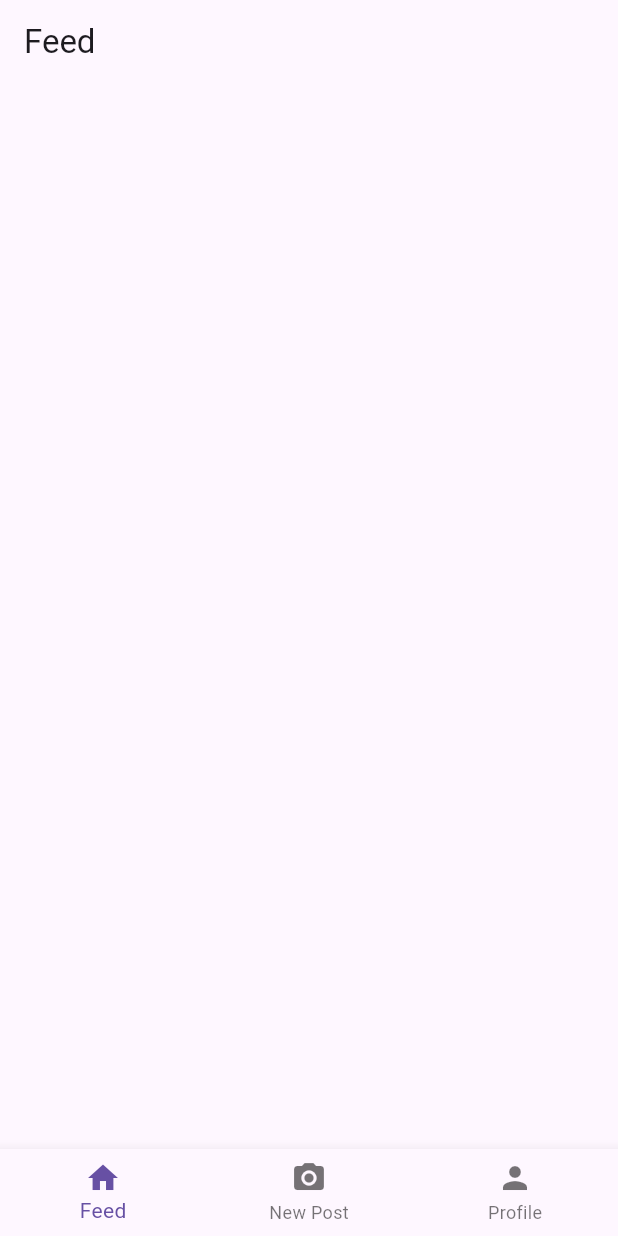
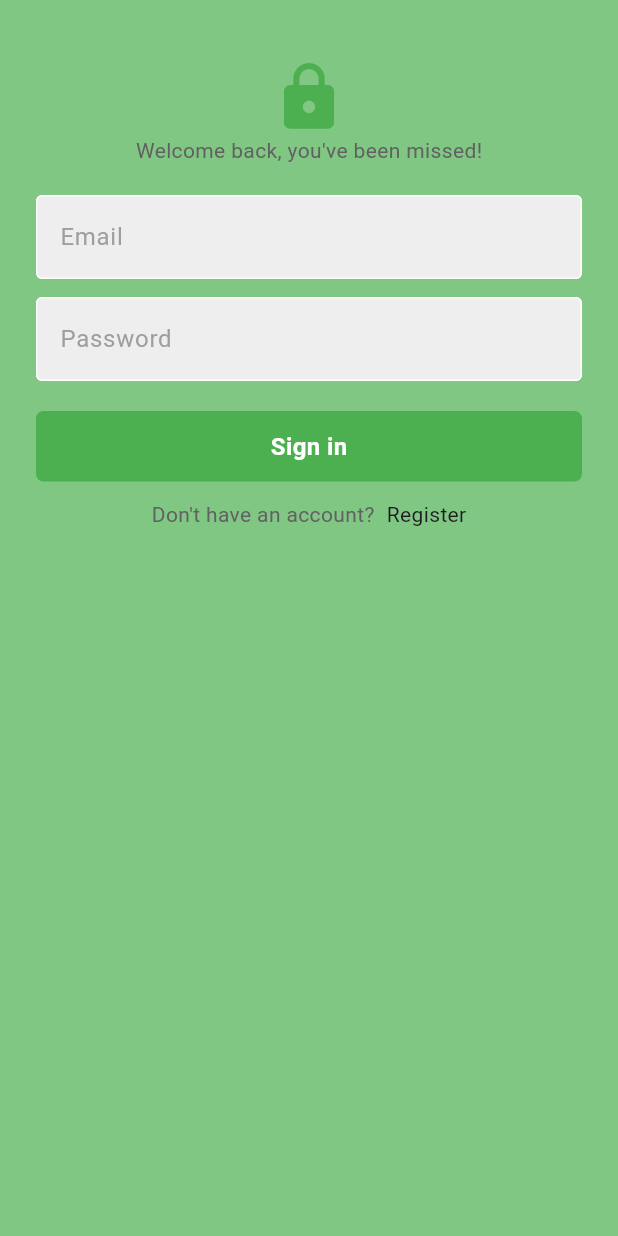
Before and after one commit to lgerhardt45/birds_and_friends, a Flutter app: the screen it shows after launch, on a phone screen of 412 x 824 dp. Run offline on Flutter 3.47's test engine with Material 3 defaults, Android fonts, the light colour scheme and no system bars; our stand-ins replace cloud_firestore, firebase_core, firebase_storage, logger; accounts and stored records are empty.

Commit message:
Create Login page

```diff
--- a/lib/main.dart
+++ b/lib/main.dart
@@ -1,3 +1,4 @@
+import 'package:birds_and_friends/screens/login_page.dart';
 import 'package:flutter/material.dart';
 import 'screens/feed_page.dart';
 import 'screens/new_post_page.dart';
@@ -66,11 +67,12 @@ class BirdsAndFriendsApp extends StatelessWidget {
         visualDensity: VisualDensity
             .adaptivePlatformDensity, // Adapts UI density to the platform
       ),
-      home: BirdsAndFriendsHome(
-        posts: posts,
-        birds: birds,
-        users: users,
-      ), // Sets the default home screen of the app
+      home: LoginPage(),
+      // home: BirdsAndFriendsHome(
+      //   posts: posts,
+      //   birds: birds,
+      //   users: users,
+      // ), // Sets the default home screen of the app
     );
   }
 }
--- /dev/null
+++ b/lib/screens/login_page.dart
@@ -0,0 +1,86 @@
+import 'package:birds_and_friends/widgets/button.dart';
+import 'package:birds_and_friends/widgets/text_field.dart';
+import 'package:flutter/gestures.dart';
+import 'package:flutter/material.dart';
+
+class LoginPage extends StatefulWidget {
+  const LoginPage({super.key});
+
+  @override
+  State<LoginPage> createState() => _LoginPageState();
+}
+
+class _LoginPageState extends State<LoginPage> {
+  // text editing controller
+  final emailTextController = TextEditingController();
+  final passwordTextController = TextEditingController();
+  void _onTap() {
+    // sign in logic
+  }
+  @override
+  Widget build(BuildContext context) {
+    return Scaffold(
+      backgroundColor: Colors.green[300],
+      body: SafeArea(
+        child: Center(
+          child: Padding(
+            padding: const EdgeInsets.symmetric(horizontal: 24.0),
+            child: Column(
+              children: [
+                const SizedBox(height: 40),
+                // logo
+                Icon(
+                  Icons.lock,
+                  size: 50,
+                  color: Colors.green[500],
+                ),
+
+                // welcome back message
+                Text("Welcome back, you've been missed!",
+                    style: TextStyle(
+                      color: Colors.grey[700],
+                    )),
+
+                SizedBox(height: 20),
+                // email input
+                BAFTextField(
+                  controller: emailTextController,
+                  hintText: 'Email',
+                  obscureText: false,
+                ),
+                // password input
+                SizedBox(height: 12),
+                BAFTextField(
+                  controller: emailTextController,
+                  hintText: 'Password',
+                  obscureText: true,
+                ),
+
+                SizedBox(height: 20),
+                // sign in button
+                BAFButton(onTap: _onTap, text: 'Sign in'),
+                // go to register page
+                SizedBox(height: 12),
+
+                Row(
+                  mainAxisAlignment: MainAxisAlignment.center,
+                  children: [
+                    Text(
+                      "Don't have an account?",
+                      style: TextStyle(color: Colors.grey[700]),
+                    ),
+                    SizedBox(width: 8),
+                    GestureDetector(
+                      onTap: () {},
+                      child: Text('Register'),
+                    ),
+                  ],
+                )
+              ],
+            ),
+          ),
+        ),
+      ),
+    );
+  }
+}
--- /dev/null
+++ b/lib/widgets/button.dart
@@ -0,0 +1,30 @@
+import 'package:flutter/material.dart';
+
+class BAFButton extends StatelessWidget {
+  final Function()? onTap;
+  final String text;
+
+  const BAFButton({
+    super.key,
+    required this.onTap,
+    required this.text,
+  });
+
+  @override
+  Widget build(BuildContext context) {
+    return Container(
+        padding: EdgeInsets.all(12),
+        decoration: BoxDecoration(
+          color: Colors.green[500],
+          borderRadius: BorderRadius.circular(5),
+        ),
+        child: Center(
+          child: Text(text,
+              style: TextStyle(
+                color: Colors.white,
+                fontWeight: FontWeight.bold,
+                fontSize: 16,
+              )),
+        ));
+  }
+}
--- /dev/null
+++ b/lib/widgets/text_field.dart
@@ -0,0 +1,33 @@
+import 'package:flutter/material.dart';
+
+class BAFTextField extends StatelessWidget {
+  final TextEditingController controller;
+  final String hintText;
+  final bool obscureText;
+
+  const BAFTextField({
+    super.key,
+    required this.controller,
+    required this.hintText,
+    required this.obscureText,
+  });
+
+  @override
+  Widget build(BuildContext context) {
+    return TextField(
+      controller: controller,
+      obscureText: obscureText,
+      decoration: InputDecoration(
+          hintText: hintText,
+          hintStyle: TextStyle(color: Colors.grey.shade500),
+          enabledBorder: const OutlineInputBorder(
+            borderSide: BorderSide(color: Colors.white),
+          ),
+          focusedBorder: const OutlineInputBorder(
+            borderSide: BorderSide(color: Colors.white),
+          ),
+          fillColor: Colors.grey.shade200,
+          filled: true),
+    );
+  }
+}
```
